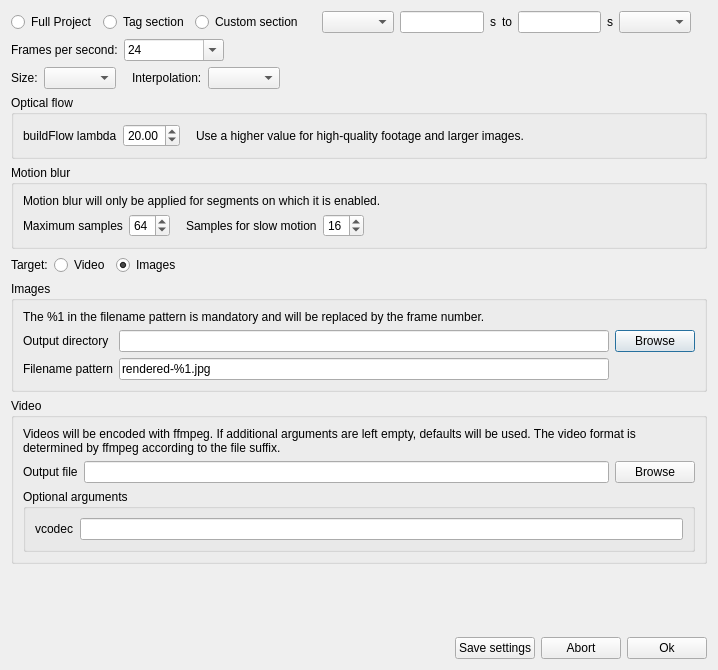
Above: slowmoVideo/slowmoUI/dialogues/renderingDialog.ui from slowmoVideo/slowmoVideo before the change. Below: the same form after it.
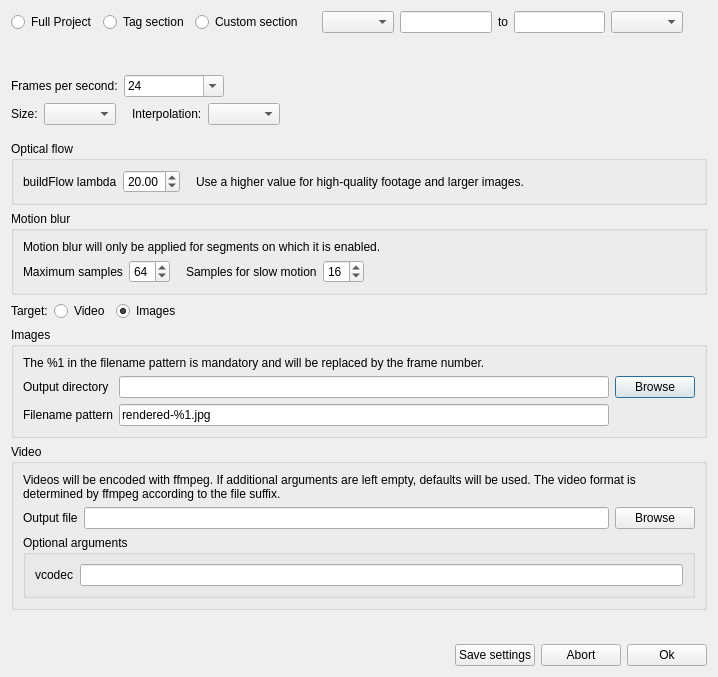
That is the form after the change.

Commit message: Slowmo UI, Slowmo Renderer * New time formats are accepted (Rendering dialg: Custom section, Renderer: -start and -end):   * 12.3 or t:12.3 for 12.3 s   * f:123 for frame 123   * l:hello for the output tag “hello”   * :start for the first node, :end for the last node   * p:50% for the 50 % point * Unit tests added for those functions

The edit to the form file:
```diff
--- a/slowmoVideo/slowmoUI/dialogues/renderingDialog.ui
+++ b/slowmoVideo/slowmoUI/dialogues/renderingDialog.ui
@@ -81,13 +81,6 @@
        </property>
       </widget>
      </item>
-     <item>
-      <widget class="QLabel" name="lblcUnitStart">
-       <property name="text">
-        <string>s</string>
-       </property>
-      </widget>
-     </item>
      <item>
       <widget class="QLabel" name="lblcTo">
        <property name="text">
@@ -114,13 +107,6 @@
        </property>
       </widget>
      </item>
-     <item>
-      <widget class="QLabel" name="lblcUnitEnd">
-       <property name="text">
-        <string>s</string>
-       </property>
-      </widget>
-     </item>
      <item>
       <widget class="QComboBox" name="cbEndTag"/>
      </item>
@@ -139,6 +125,52 @@
      </item>
     </layout>
    </item>
+   <item>
+    <layout class="QHBoxLayout" name="horizontalLayout_8">
+     <item>
+      <spacer name="horizontalSpacer_11">
+       <property name="orientation">
+        <enum>Qt::Horizontal</enum>
+       </property>
+       <property name="sizeType">
+        <enum>QSizePolicy::Fixed</enum>
+       </property>
+       <property name="sizeHint" stdset="0">
+        <size>
+         <width>30</width>
+         <height>20</height>
+        </size>
+       </property>
+      </spacer>
+     </item>
+     <item>
+      <widget class="QLabel" name="sectionMessage">
+       <property name="text">
+        <string/>
+       </property>
+       <property name="wordWrap">
+        <bool>true</bool>
+       </property>
+      </widget>
+     </item>
+    </layout>
+   </item>
+   <item>
+    <spacer name="verticalSpacer_2">
+     <property name="orientation">
+      <enum>Qt::Vertical</enum>
+     </property>
+     <property name="sizeType">
+      <enum>QSizePolicy::Fixed</enum>
+     </property>
+     <property name="sizeHint" stdset="0">
+      <size>
+       <width>20</width>
+       <height>10</height>
+      </size>
+     </property>
+    </spacer>
+   </item>
    <item>
     <layout class="QHBoxLayout" name="horizontalLayout_5">
      <item>
@@ -284,6 +316,22 @@
      </item>
     </layout>
    </item>
+   <item>
+    <spacer name="verticalSpacer_3">
+     <property name="orientation">
+      <enum>Qt::Vertical</enum>
+     </property>
+     <property name="sizeType">
+      <enum>QSizePolicy::Fixed</enum>
+     </property>
+     <property name="sizeHint" stdset="0">
+      <size>
+       <width>20</width>
+       <height>10</height>
+      </size>
+     </property>
+    </spacer>
+   </item>
    <item>
     <widget class="QGroupBox" name="groupBox_3">
      <property name="title">
```
The commit also changes 14 other files.
